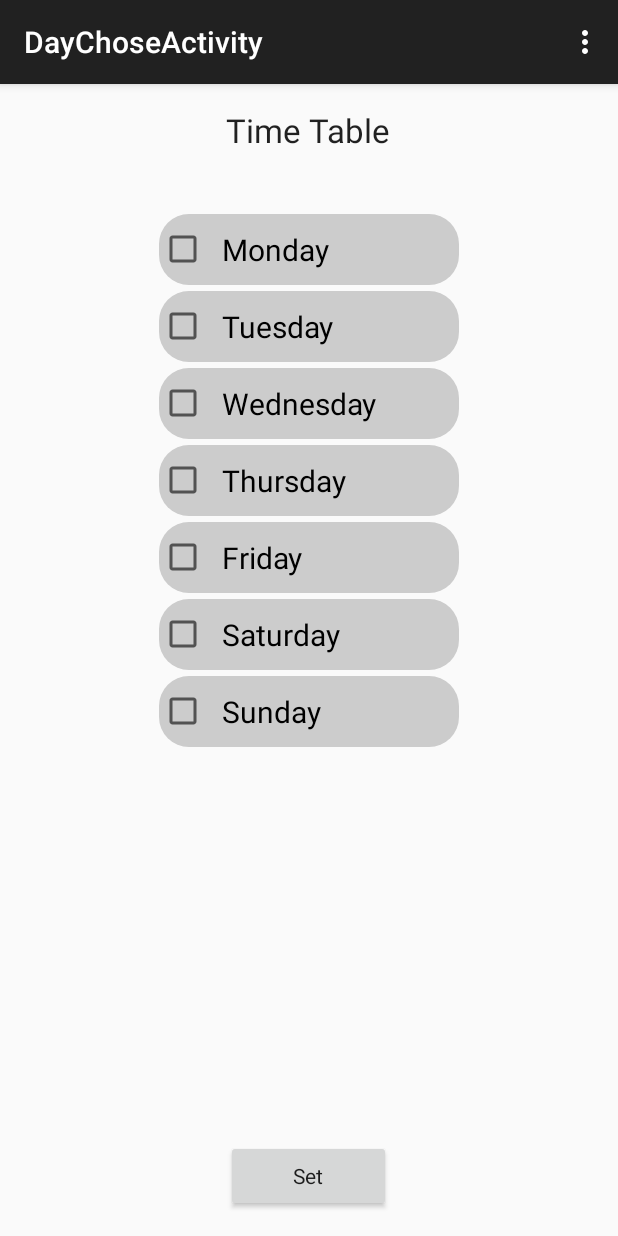
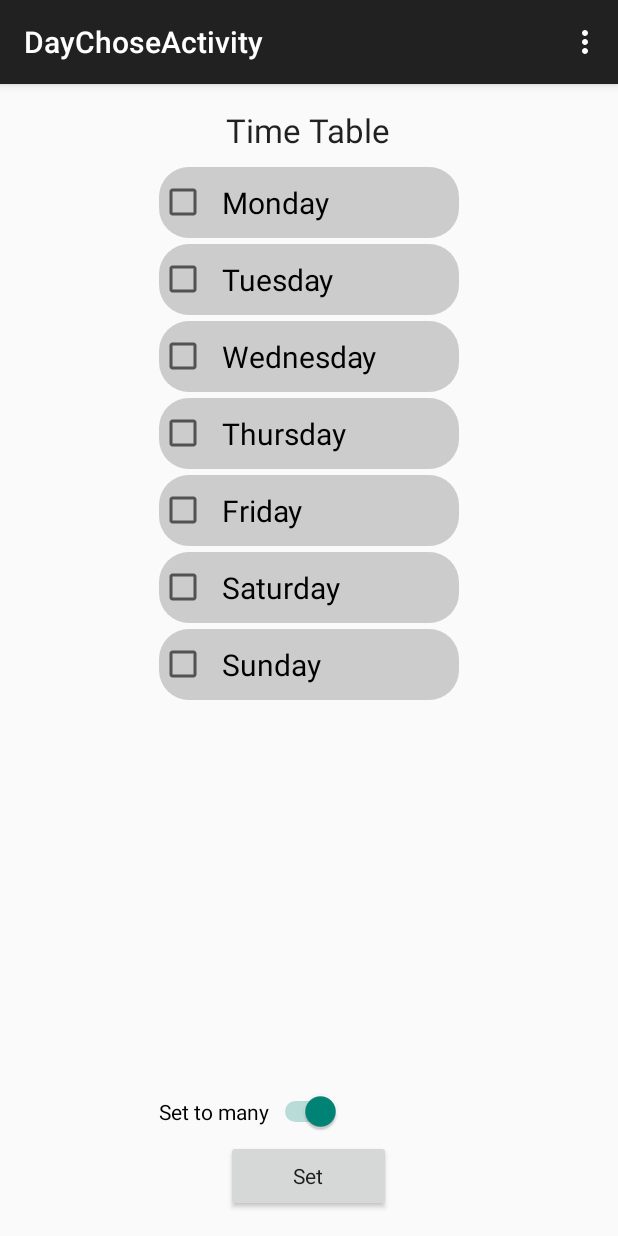
Before and after one commit to mmbabaev/AndroidThermostat, an Android app: the DayChoseActivity screen opened directly, with no data from a screen before it, on a phone screen of 412 x 824 dp. Run offline under Robolectric (Android 15) with nearby library versions, the phone set to English and light mode, and no system bars.

Commit message:
Добавлен режим setTo many

```diff
--- a/app/src/main/java/com/example/mihail/hti16/DayChoseActivity.java
+++ b/app/src/main/java/com/example/mihail/hti16/DayChoseActivity.java
@@ -7,6 +7,7 @@ import android.view.Menu;
 import android.view.MenuItem;
 import android.view.View;
 import android.widget.CheckBox;
+import android.widget.Switch;
 
 import com.example.mihail.hti16.Boiler.DayOfWeek;
 import com.example.mihail.hti16.Boiler.Storage;
@@ -21,6 +22,19 @@ public class DayChoseActivity extends ActionBarActivity {
     protected void onCreate(Bundle savedInstanceState) {
         super.onCreate(savedInstanceState);
         setContentView(R.layout.activity_day_chose);
+
+        final Switch switcher2 = (Switch)findViewById(R.id.switch4);
+        switcher2.setChecked(true);
+        switcher2.setOnClickListener(new View.OnClickListener() {
+            @Override
+            public void onClick(View view) {
+                if (!switcher2.isChecked()) {
+                    Intent intent = new Intent(DayChoseActivity.this, TimeTableShowerActivity.class);
+
+                    startActivity(intent);
+                }
+            }
+        });
     }
 
     @Override
--- a/app/src/main/res/layout/activity_day_chose.xml
+++ b/app/src/main/res/layout/activity_day_chose.xml
@@ -49,7 +49,7 @@
             android:textSize="20dp"
             android:textStyle="normal"
             style="@style/AppTheme"
-            android:layout_marginTop="41dp"
+            android:layout_marginTop="10dp"
             android:layout_alignParentTop="true"
             android:layout_centerHorizontal="true" />
 
@@ -153,5 +153,15 @@
             android:layout_alignStart="@+id/checkBox6"
             android:layout_marginTop="4dp" />
 
+        <Switch
+            android:layout_width="wrap_content"
+            android:layout_height="wrap_content"
+            android:text="Set to many"
+            android:id="@+id/switch4"
+            android:layout_alignParentBottom="true"
+            android:layout_alignLeft="@+id/checkBox7"
+            android:layout_alignStart="@+id/checkBox7"
+            android:layout_marginBottom="5dp" />
+
     </RelativeLayout>
 </RelativeLayout>
```
